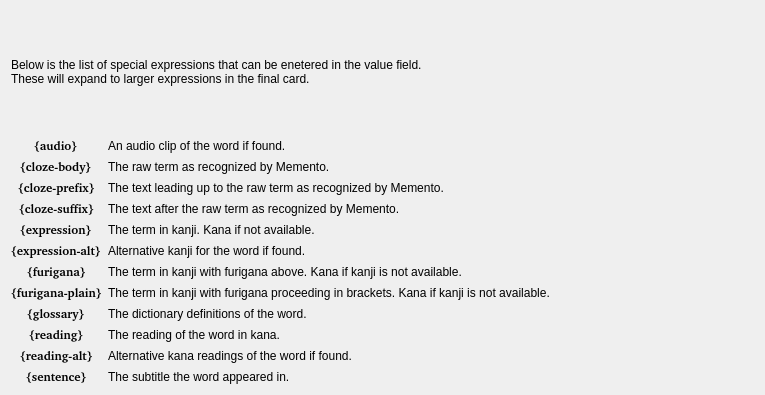
Above: src/gui/widgets/ankisettingshelp.ui from ripose-jp/Memento before the change. Below: the same form after it.
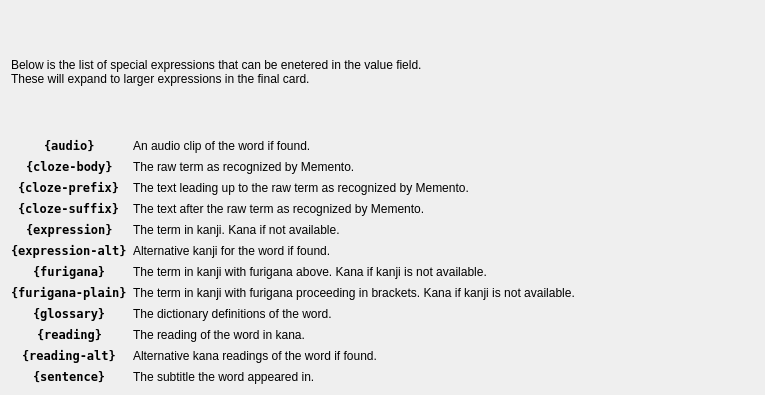
That is the form after the change.

Diff of the .ui file:
```diff
--- a/src/gui/widgets/ankisettingshelp.ui
+++ b/src/gui/widgets/ankisettingshelp.ui
@@ -40,7 +40,7 @@
       <widget class="QLabel" name="m_labelAudio">
        <property name="font">
         <font>
-         <family>Courier New [Mono]</family>
+         <family>DejaVu Sans Mono</family>
          <weight>75</weight>
          <bold>true</bold>
         </font>
@@ -67,7 +67,7 @@
       <widget class="QLabel" name="m_labelClozeBody">
        <property name="font">
         <font>
-         <family>Courier New [Mono]</family>
+         <family>DejaVu Sans Mono</family>
          <weight>75</weight>
          <bold>true</bold>
         </font>
@@ -94,7 +94,7 @@
       <widget class="QLabel" name="m_labelClozePrefix">
        <property name="font">
         <font>
-         <family>Courier New [Mono]</family>
+         <family>DejaVu Sans Mono</family>
          <weight>75</weight>
          <bold>true</bold>
         </font>
@@ -127,7 +127,7 @@
       <widget class="QLabel" name="m_labelClozeSuffix">
        <property name="font">
         <font>
-         <family>Courier New [Mono]</family>
+         <family>DejaVu Sans Mono</family>
          <weight>75</weight>
          <bold>true</bold>
         </font>
@@ -154,7 +154,7 @@
       <widget class="QLabel" name="m_labelExpression">
        <property name="font">
         <font>
-         <family>Courier New [Mono]</family>
+         <family>DejaVu Sans Mono</family>
          <weight>75</weight>
          <bold>true</bold>
         </font>
@@ -181,7 +181,7 @@
       <widget class="QLabel" name="m_labelFurigana">
        <property name="font">
         <font>
-         <family>Courier New [Mono]</family>
+         <family>DejaVu Sans Mono</family>
          <weight>75</weight>
          <bold>true</bold>
         </font>
@@ -208,7 +208,7 @@
       <widget class="QLabel" name="m_labelFuriganaPlain">
        <property name="font">
         <font>
-         <family>Courier New [Mono]</family>
+         <family>DejaVu Sans Mono</family>
          <weight>75</weight>
          <bold>true</bold>
         </font>
@@ -238,7 +238,7 @@
       <widget class="QLabel" name="m_labelGlossary">
        <property name="font">
         <font>
-         <family>Courier New [Mono]</family>
+         <family>DejaVu Sans Mono</family>
          <weight>75</weight>
          <bold>true</bold>
         </font>
@@ -265,7 +265,7 @@
       <widget class="QLabel" name="m_labelReading">
        <property name="font">
         <font>
-         <family>Courier New [Mono]</family>
+         <family>DejaVu Sans Mono</family>
          <weight>75</weight>
          <bold>true</bold>
         </font>
@@ -292,7 +292,7 @@
       <widget class="QLabel" name="m_labelSentence">
        <property name="font">
         <font>
-         <family>Courier New [Mono]</family>
+         <family>DejaVu Sans Mono</family>
          <weight>75</weight>
          <bold>true</bold>
         </font>
@@ -319,7 +319,7 @@
       <widget class="QLabel" name="m_labelExpressionAlt">
        <property name="font">
         <font>
-         <family>Courier New [Mono]</family>
+         <family>DejaVu Sans Mono</family>
          <weight>75</weight>
          <bold>true</bold>
         </font>
@@ -346,7 +346,7 @@
       <widget class="QLabel" name="m_labelReadingAlt">
        <property name="font">
         <font>
-         <family>Courier New [Mono]</family>
+         <family>DejaVu Sans Mono</family>
          <weight>75</weight>
          <bold>true</bold>
         </font>
```
